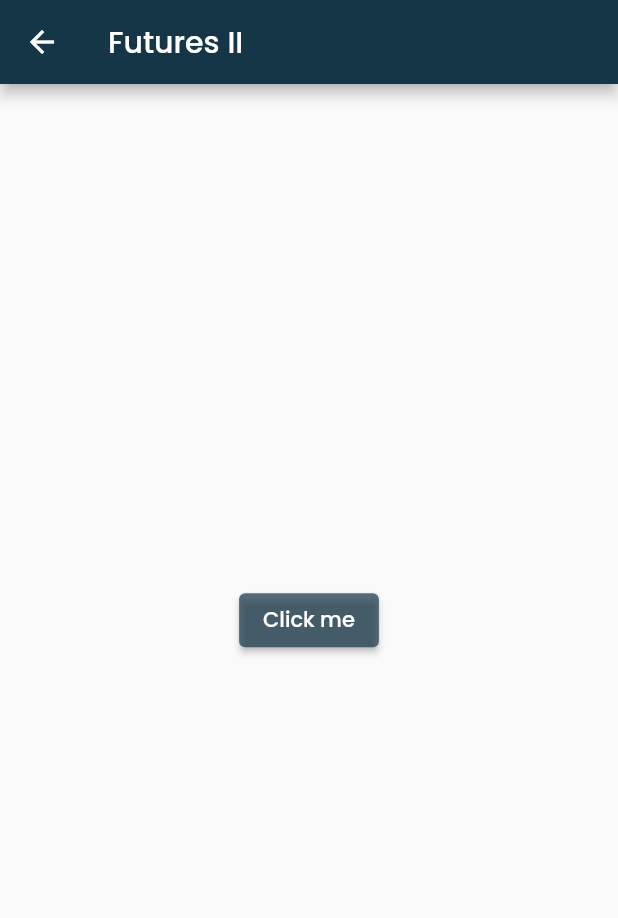
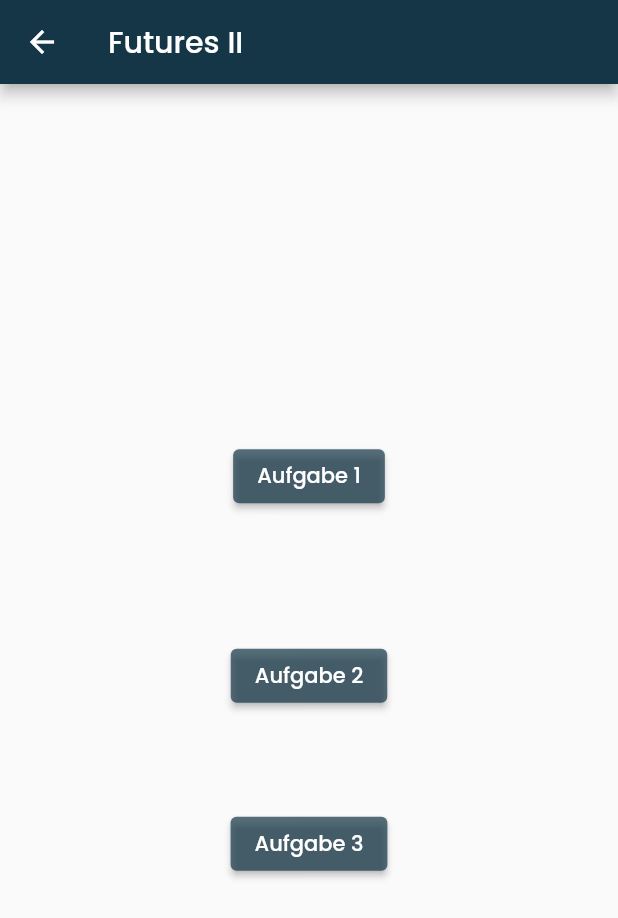
Before and after one commit to hanna-kr/app_akademie_exercises, a Flutter app: the FutureExercise2 screen opened by its route, on a phone screen of 412 x 824 dp. Shown: the top 918 px of the screen. Run offline on Flutter 3.47's test engine with Material 2 defaults, Android fonts, the phone set to English and light mode, and no system bars; our stand-ins replace cached_network_image, card_swiper, google_fonts, image_picker, logger; missing offline and left inert: blobs.

Commit message:
future 2 exercise added

```diff
--- a/lib/5.1.3-4.3/screens/futures_two.dart
+++ b/lib/5.1.3-4.3/screens/futures_two.dart
@@ -10,18 +10,41 @@ class FutureExercise2 extends StatefulWidget {
 
 class _FutureExercise2State extends State<FutureExercise2> {
   String text = '';
+  List<String> titles = [];
+  List<Widget> images = [];
 
-  Future<void> randomFuture() {
-    return Future.delayed(const Duration(seconds: 2), () {
+  Future<void> randomFuture() async {
+    await Future.delayed(const Duration(seconds: 2));
     setState(() {
       text = 'Hello, Future';
     });
+  }
+
+  Future<void> getTitle() async {
+    await Future.delayed(const Duration(seconds: 3));
+    setState(() {
+      titles = [
+        'Harry Potter - Stein der Weisen',
+        'Harry Potter - Kammer des Schreckens',
+        'Harry Potter - Gefangene von Askaban',
+      ];
     });
   }
 
-  void randomFunction() async {
-    await randomFuture();
-    debugPrint('The result is: $text');
+  Future<void> getImages() async {
+    await Future.delayed(const Duration(seconds: 5));
+    setState(() {
+      images = [
+        Image.asset('assets/images/harry1.jpeg'),
+        Image.asset('assets/images/harry2.jpeg'),
+        Image.asset('assets/images/harry3.jpeg'),
+      ];
+    });
+  }
+
+  Future<void> getData() async {
+    await getTitle();
+    await getImages();
   }
 
   @override
@@ -37,14 +60,51 @@ class _FutureExercise2State extends State<FutureExercise2> {
           children: [
             ElevatedButton(
               style: ButtonStyle(
-                    backgroundColor: MaterialStatePropertyAll(
-                        Theme.of(context).primaryColor.withOpacity(0.7))),
+                backgroundColor: MaterialStateProperty.all(
+                  Theme.of(context).primaryColor.withOpacity(0.7),
+                ),
+              ),
               onPressed: () {
-                  randomFunction();
+                randomFuture();
               },
-                child: const Text('Click me')),
+              child: const Text('Aufgabe 1'),
+            ),
             kSpacing32,
             Text(text),
+            kSpacing32,
+            ElevatedButton(
+              style: ButtonStyle(
+                backgroundColor: MaterialStateProperty.all(
+                  Theme.of(context).primaryColor.withOpacity(0.7),
+                ),
+              ),
+              onPressed: () {
+                getData();
+              },
+              child: const Text('Aufgabe 2'),
+            ),
+            kSpacing32,
+            Column(
+              children: titles.map((title) => Text(title)).toList(),
+            ),
+            kSpacing32,
+            Column(
+              children: images
+                  .map((image) => SizedBox(
+                        height: 100,
+                        width: 100,
+                        child: image,
+                      ))
+                  .toList(),
+            ),
+            ElevatedButton(
+                style: ButtonStyle(
+                  backgroundColor: MaterialStateProperty.all(
+                    Theme.of(context).primaryColor.withOpacity(0.7),
+                  ),
+                ),
+                onPressed: () {},
+                child: const Text('Aufgabe 3')),
           ],
         ),
       ),
--- a/pubspec.yaml
+++ b/pubspec.yaml
@@ -72,6 +72,9 @@ flutter:
     - assets/images/6oa.gif
     - assets/images/1np8.gif
     - assets/images/14Lo.gif
+    - assets/images/harry1.jpeg
+    - assets/images/harry2.jpeg
+    - assets/images/harry3.jpeg
 
   # To add assets to your application, add an assets section, like this:
   # assets:
```
Also changed, not shown: assets/images/harry1.jpeg (added), assets/images/harry2.jpeg (added), assets/images/harry3.jpeg (added). Lines whose indentation alone changed are shown as unchanged.
